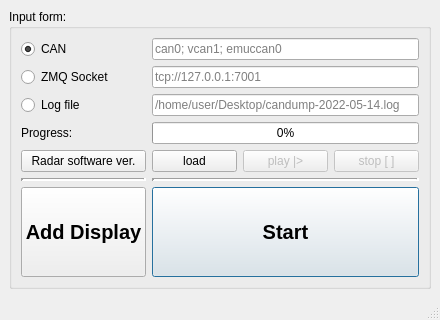
anatoltrush/RadarVisual, file mainwindow.ui: the form before one commit.
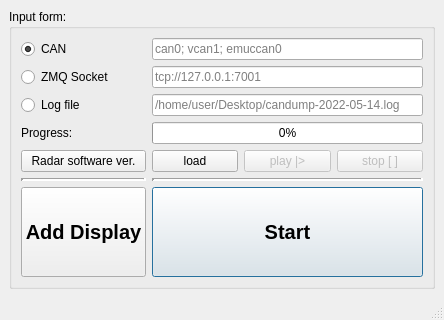
The form after the commit. Icons and pictures are not drawn.

What changed in the file:
```diff
--- a/mainwindow.ui
+++ b/mainwindow.ui
@@ -9,7 +9,7 @@
    <rect>
     <x>0</x>
     <y>0</y>
-    <width>440</width>
+    <width>444</width>
     <height>320</height>
    </rect>
   </property>
@@ -87,6 +87,7 @@
            <property name="font">
             <font>
              <pointsize>15</pointsize>
+             <weight>75</weight>
              <bold>true</bold>
             </font>
            </property>
```
Left out of the diff: 3 changed lines with no effect on the pictures.
